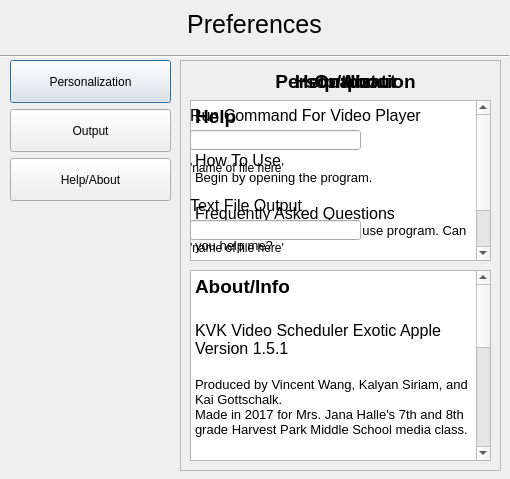
Before: the Qt Designer form ui/vst_prefs.ui in coderkalyan/vst_project, drawn with Qt 5.
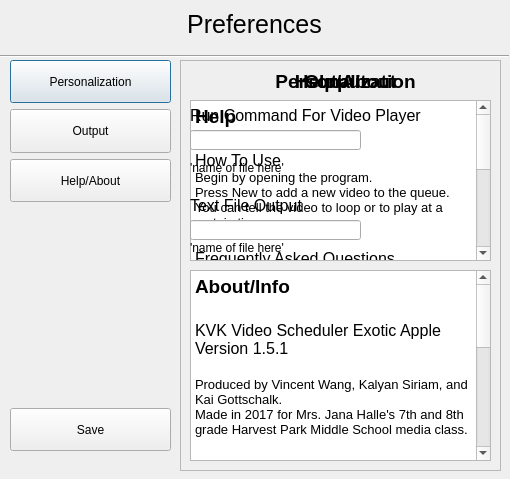
After: the same form once the commit is applied.

```diff
--- a/ui/vst_prefs.ui
+++ b/ui/vst_prefs.ui
@@ -53,7 +53,7 @@
      <x>10</x>
      <y>60</y>
      <width>161</width>
-     <height>141</height>
+     <height>391</height>
     </rect>
    </property>
    <layout class="QVBoxLayout" name="verticalLayout">
@@ -111,6 +111,32 @@
       </property>
      </widget>
     </item>
+    <item>
+     <spacer name="verticalSpacer">
+      <property name="orientation">
+       <enum>Qt::Vertical</enum>
+      </property>
+      <property name="sizeHint" stdset="0">
+       <size>
+        <width>20</width>
+        <height>200</height>
+       </size>
+      </property>
+     </spacer>
+    </item>
+    <item>
+     <widget class="QPushButton" name="savebutton">
+      <property name="sizePolicy">
+       <sizepolicy hsizetype="Minimum" vsizetype="Expanding">
+        <horstretch>0</horstretch>
+        <verstretch>0</verstretch>
+       </sizepolicy>
+      </property>
+      <property name="text">
+       <string>Save</string>
+      </property>
+     </widget>
+    </item>
    </layout>
   </widget>
   <widget class="Line" name="line">
@@ -364,17 +390,25 @@
      <string>&lt;!DOCTYPE HTML PUBLIC &quot;-//W3C//DTD HTML 4.0//EN&quot; &quot;http://www.w3.org/TR/REC-html40/strict.dtd&quot;&gt;
 &lt;html&gt;&lt;head&gt;&lt;meta name=&quot;qrichtext&quot; content=&quot;1&quot; /&gt;&lt;style type=&quot;text/css&quot;&gt;
 p, li { white-space: pre-wrap; }
-&lt;/style&gt;&lt;/head&gt;&lt;body style=&quot; font-family:'MS Shell Dlg 2'; font-size:8.25pt; font-weight:400; font-style:normal;&quot;&gt;
-&lt;p style=&quot; margin-top:0px; margin-bottom:0px; margin-left:0px; margin-right:0px; -qt-block-indent:0; text-indent:0px;&quot;&gt;&lt;span style=&quot; font-size:14pt; font-weight:600;&quot;&gt;Help&lt;/span&gt;&lt;/p&gt;
-&lt;p style=&quot;-qt-paragraph-type:empty; margin-top:0px; margin-bottom:0px; margin-left:0px; margin-right:0px; -qt-block-indent:0; text-indent:0px; font-size:14pt;&quot;&gt;&lt;br /&gt;&lt;/p&gt;
-&lt;p style=&quot; margin-top:0px; margin-bottom:0px; margin-left:0px; margin-right:0px; -qt-block-indent:0; text-indent:0px;&quot;&gt;&lt;span style=&quot; font-size:12pt;&quot;&gt;How To Use&lt;/span&gt;&lt;/p&gt;
-&lt;p style=&quot; margin-top:0px; margin-bottom:0px; margin-left:0px; margin-right:0px; -qt-block-indent:0; text-indent:0px;&quot;&gt;&lt;span style=&quot; font-size:10pt;&quot;&gt;Begin by opening the program.&lt;/span&gt;&lt;/p&gt;
-&lt;p style=&quot;-qt-paragraph-type:empty; margin-top:0px; margin-bottom:0px; margin-left:0px; margin-right:0px; -qt-block-indent:0; text-indent:0px; font-size:12pt;&quot;&gt;&lt;br /&gt;&lt;/p&gt;
-&lt;p style=&quot; margin-top:0px; margin-bottom:0px; margin-left:0px; margin-right:0px; -qt-block-indent:0; text-indent:0px;&quot;&gt;&lt;span style=&quot; font-size:12pt;&quot;&gt;Frequently Asked Questions&lt;/span&gt;&lt;/p&gt;
-&lt;p style=&quot; margin-top:0px; margin-bottom:0px; margin-left:0px; margin-right:0px; -qt-block-indent:0; text-indent:0px;&quot;&gt;&lt;span style=&quot; font-size:10pt;&quot;&gt;Help me. I dont know how to use program. Can you help me?&lt;/span&gt;&lt;/p&gt;
-&lt;p style=&quot;-qt-paragraph-type:empty; margin-top:0px; margin-bottom:0px; margin-left:0px; margin-right:0px; -qt-block-indent:0; text-indent:0px; font-size:10pt;&quot;&gt;&lt;br /&gt;&lt;/p&gt;
-&lt;p style=&quot;-qt-paragraph-type:empty; margin-top:0px; margin-bottom:0px; margin-left:0px; margin-right:0px; -qt-block-indent:0; text-indent:0px; font-size:14pt;&quot;&gt;&lt;br /&gt;&lt;/p&gt;
-&lt;p style=&quot;-qt-paragraph-type:empty; margin-top:0px; margin-bottom:0px; margin-left:0px; margin-right:0px; -qt-block-indent:0; text-indent:0px; font-size:14pt;&quot;&gt;&lt;br /&gt;&lt;/p&gt;&lt;/body&gt;&lt;/html&gt;</string>
+&lt;/style&gt;&lt;/head&gt;&lt;body style=&quot; font-family:'Ubuntu'; font-size:11pt; font-weight:400; font-style:normal;&quot;&gt;
+&lt;p style=&quot; margin-top:0px; margin-bottom:0px; margin-left:0px; margin-right:0px; -qt-block-indent:0; text-indent:0px;&quot;&gt;&lt;span style=&quot; font-family:'MS Shell Dlg 2'; font-size:14pt; font-weight:600;&quot;&gt;Help&lt;/span&gt;&lt;/p&gt;
+&lt;p style=&quot;-qt-paragraph-type:empty; margin-top:0px; margin-bottom:0px; margin-left:0px; margin-right:0px; -qt-block-indent:0; text-indent:0px; font-family:'MS Shell Dlg 2'; font-size:14pt;&quot;&gt;&lt;br /&gt;&lt;/p&gt;
+&lt;p style=&quot; margin-top:0px; margin-bottom:0px; margin-left:0px; margin-right:0px; -qt-block-indent:0; text-indent:0px;&quot;&gt;&lt;span style=&quot; font-family:'MS Shell Dlg 2'; font-size:12pt;&quot;&gt;How To Use&lt;/span&gt;&lt;/p&gt;
+&lt;p style=&quot; margin-top:0px; margin-bottom:0px; margin-left:0px; margin-right:0px; -qt-block-indent:0; text-indent:0px;&quot;&gt;&lt;span style=&quot; font-family:'MS Shell Dlg 2'; font-size:10pt;&quot;&gt;Begin by opening the program.&lt;/span&gt;&lt;/p&gt;
+&lt;p style=&quot; margin-top:0px; margin-bottom:0px; margin-left:0px; margin-right:0px; -qt-block-indent:0; text-indent:0px;&quot;&gt;&lt;span style=&quot; font-family:'MS Shell Dlg 2'; font-size:10pt;&quot;&gt;Press New to add a new video to the queue.&lt;/span&gt;&lt;/p&gt;
+&lt;p style=&quot; margin-top:0px; margin-bottom:0px; margin-left:0px; margin-right:0px; -qt-block-indent:0; text-indent:0px;&quot;&gt;&lt;span style=&quot; font-family:'MS Shell Dlg 2'; font-size:10pt;&quot;&gt;You can tell the video to loop or to play at a certain time.&lt;/span&gt;&lt;/p&gt;
+&lt;p style=&quot;-qt-paragraph-type:empty; margin-top:0px; margin-bottom:0px; margin-left:0px; margin-right:0px; -qt-block-indent:0; text-indent:0px; font-family:'MS Shell Dlg 2'; font-size:12pt;&quot;&gt;&lt;br /&gt;&lt;/p&gt;
+&lt;p style=&quot; margin-top:0px; margin-bottom:0px; margin-left:0px; margin-right:0px; -qt-block-indent:0; text-indent:0px;&quot;&gt;&lt;span style=&quot; font-family:'MS Shell Dlg 2'; font-size:12pt;&quot;&gt;Frequently Asked Questions&lt;/span&gt;&lt;/p&gt;
+&lt;p style=&quot; margin-top:0px; margin-bottom:0px; margin-left:0px; margin-right:0px; -qt-block-indent:0; text-indent:0px;&quot;&gt;&lt;span style=&quot; font-family:'MS Shell Dlg 2'; font-size:10pt;&quot;&gt;Help me. I dont know how to use program. Can you help me?&lt;/span&gt;&lt;/p&gt;
+&lt;p style=&quot; margin-top:0px; margin-bottom:0px; margin-left:0px; margin-right:0px; -qt-block-indent:0; text-indent:0px;&quot;&gt;&lt;span style=&quot; font-family:'MS Shell Dlg 2'; font-size:10pt;&quot;&gt;Read the How To Use section.&lt;/span&gt;&lt;/p&gt;
+&lt;p style=&quot;-qt-paragraph-type:empty; margin-top:0px; margin-bottom:0px; margin-left:0px; margin-right:0px; -qt-block-indent:0; text-indent:0px; font-family:'MS Shell Dlg 2'; font-size:10pt;&quot;&gt;&lt;br /&gt;&lt;/p&gt;
+&lt;p style=&quot; margin-top:0px; margin-bottom:0px; margin-left:0px; margin-right:0px; -qt-block-indent:0; text-indent:0px;&quot;&gt;&lt;span style=&quot; font-family:'MS Shell Dlg 2'; font-size:10pt;&quot;&gt;Help! The inspector won't work!&lt;/span&gt;&lt;/p&gt;
+&lt;p style=&quot; margin-top:0px; margin-bottom:0px; margin-left:0px; margin-right:0px; -qt-block-indent:0; text-indent:0px;&quot;&gt;&lt;span style=&quot; font-family:'MS Shell Dlg 2'; font-size:10pt;&quot;&gt;This is a bug that for some reason won't stay fixed. Change the video to the same video and try again.&lt;/span&gt;&lt;/p&gt;
+&lt;p style=&quot;-qt-paragraph-type:empty; margin-top:0px; margin-bottom:0px; margin-left:0px; margin-right:0px; -qt-block-indent:0; text-indent:0px; font-family:'MS Shell Dlg 2'; font-size:10pt;&quot;&gt;&lt;br /&gt;&lt;/p&gt;
+&lt;p style=&quot; margin-top:0px; margin-bottom:0px; margin-left:0px; margin-right:0px; -qt-block-indent:0; text-indent:0px;&quot;&gt;&lt;span style=&quot; font-family:'MS Shell Dlg 2'; font-size:10pt;&quot;&gt;Where do i report bugs?&lt;/span&gt;&lt;/p&gt;
+&lt;p style=&quot; margin-top:0px; margin-bottom:0px; margin-left:0px; margin-right:0px; -qt-block-indent:0; text-indent:0px;&quot;&gt;&lt;span style=&quot; font-family:'MS Shell Dlg 2'; font-size:10pt;&quot;&gt;Call 911, our dedicated help line.&lt;/span&gt;&lt;/p&gt;
+&lt;p style=&quot;-qt-paragraph-type:empty; margin-top:0px; margin-bottom:0px; margin-left:0px; margin-right:0px; -qt-block-indent:0; text-indent:0px; font-family:'MS Shell Dlg 2'; font-size:14pt;&quot;&gt;&lt;br /&gt;&lt;/p&gt;
+&lt;p style=&quot;-qt-paragraph-type:empty; margin-top:0px; margin-bottom:0px; margin-left:0px; margin-right:0px; -qt-block-indent:0; text-indent:0px; font-family:'MS Shell Dlg 2'; font-size:14pt;&quot;&gt;&lt;br /&gt;&lt;/p&gt;&lt;/body&gt;&lt;/html&gt;</string>
     </property>
    </widget>
    <widget class="QLabel" name="label_8">
@@ -534,7 +568,7 @@
    <widget class="QLabel" name="label_9">
     <property name="geometry">
      <rect>
-      <x>100</x>
+      <x>90</x>
       <y>10</y>
       <width>131</width>
       <height>31</height>
```
Left out of the diff: 105 changed lines with no effect on the pictures.
